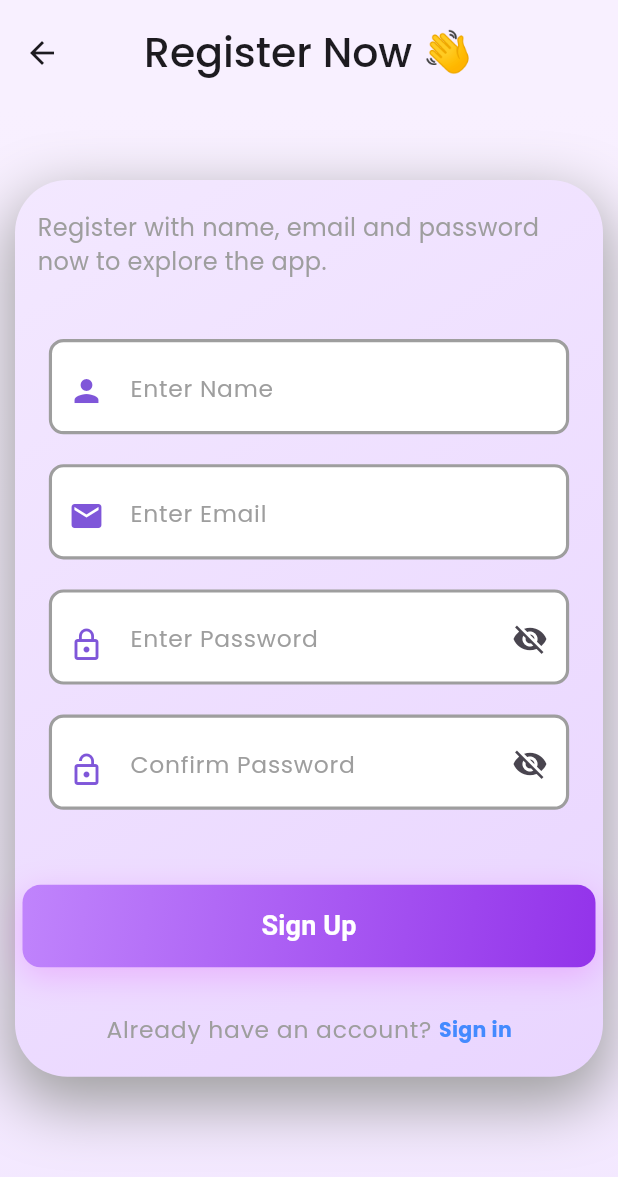
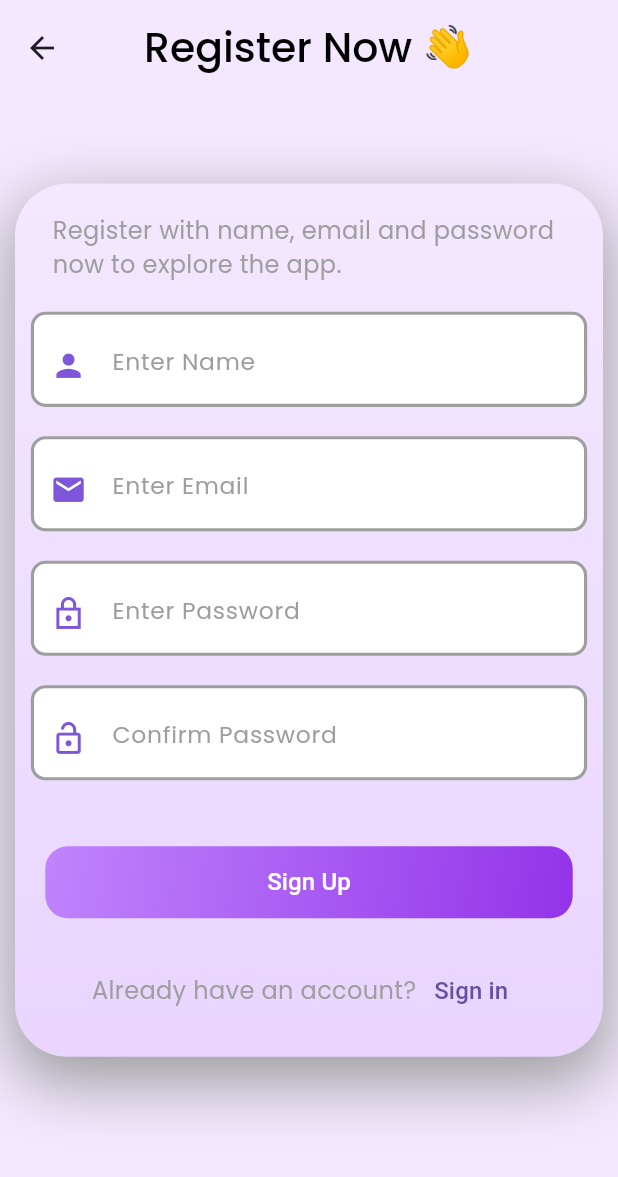
Before and after one commit to Pratik-Kattel/Ghar-khoj, a Flutter app: the RegisterScreen screen opened by its route, on a phone screen of 412 x 824 dp. Shown: the top 1177 px of the screen. Run offline on Flutter 3.47's test engine with Material 3 defaults, Android fonts, the phone set to English and light mode, and no system bars; our stand-ins replace animated_splash_screen, dio, equatable, flutter_bloc, flutter_screenutil, google_fonts and 2 more.

Commit message:
Updated the signup UI

```diff
--- a/frontend/lib/features/auth/screens/login/login_screen.dart
+++ b/frontend/lib/features/auth/screens/login/login_screen.dart
@@ -34,8 +34,6 @@ class _LoginScreenState extends State<LoginScreen> {
 
   @override
   Widget build(BuildContext context) {
-    final height = MediaQuery.of(context).size.height;
-    final width = MediaQuery.of(context).size.width;
     return Scaffold(
       appBar: AppBar(
         automaticallyImplyLeading: false,
@@ -45,7 +43,7 @@ class _LoginScreenState extends State<LoginScreen> {
         toolbarHeight: 75.h,
         backgroundColor: Colors.transparent,
       ),
-      backgroundColor: const Color(0xFFF3E8FF),
+      backgroundColor: AppColors.secondaryScaffold,
       body: SafeArea(
         child: BlocConsumer<LoginBloc, LoginState>(
           listener: (context, state) {
@@ -98,7 +96,6 @@ class _LoginScreenState extends State<LoginScreen> {
                     Padding(
                       padding: EdgeInsets.symmetric(horizontal: 12.w),
                       child: CustomTextField.textField(
-                        containerMargin: 10,
                         contentPadding: 20,
                         iconPadding: 17,
                         hintText: "Enter Email",
@@ -130,7 +127,6 @@ class _LoginScreenState extends State<LoginScreen> {
                     Padding(
                       padding: EdgeInsets.symmetric(horizontal: 12.w),
                       child: CustomTextField.textField(
-                        containerMargin: 10,
                         iconPadding: 10,
                         contentPadding: 20,
                         hintText: "Enter Password",
--- a/frontend/lib/features/auth/screens/signup/register_screen.dart
+++ b/frontend/lib/features/auth/screens/signup/register_screen.dart
@@ -1,282 +1,196 @@
+import 'package:flutter/cupertino.dart';
 import 'package:flutter/material.dart';
-import '../../../../widgets/custom_snackbar.dart';
-import '../../../../widgets/custom_textfield.dart';
+import 'package:flutter_screenutil/flutter_screenutil.dart';
 import 'package:frontend/themes/app_themes.dart';
+import 'package:frontend/widgets/custom_button.dart';
+import 'package:frontend/widgets/custom_textfield.dart';
 
 class RegisterScreen extends StatefulWidget {
   const RegisterScreen({super.key});
 
   @override
-  State<RegisterScreen> createState() => _RegisterScreenState();
+  RegisterScreenState createState() => RegisterScreenState();
 }
 
-class _RegisterScreenState extends State<RegisterScreen> {
-  bool isPasswordVisible = false;
-  bool isConfirmPasswordVisible = false;
+class RegisterScreenState extends State<RegisterScreen> {
+  final FocusNode nameFocus = FocusNode();
+  final TextEditingController nameController = TextEditingController();
 
-  final TextEditingController nameController = TextEditingController();
+  final FocusNode emailFocus = FocusNode();
   final TextEditingController emailController = TextEditingController();
+
+  final FocusNode passwordFocus = FocusNode();
   final TextEditingController passwordController = TextEditingController();
+
+  final FocusNode confirmPasswordFocus = FocusNode();
   final TextEditingController confirmPasswordController =
       TextEditingController();
 
-  final FocusNode nameFocus = FocusNode();
-  final FocusNode emailFocus = FocusNode();
-  final FocusNode passwordFocus = FocusNode();
-  final FocusNode confirmPasswordFocus = FocusNode();
+  void initState() {
+    super.initState();
+
+    nameFocus.addListener(() => setState(() {}));
+
+    emailFocus.addListener(() => setState(() {}));
+
+    passwordFocus.addListener(() => setState(() {}));
+
+    confirmPasswordFocus.addListener(() => setState(() {}));
+  }
 
   @override
   Widget build(BuildContext context) {
     return Scaffold(
+      backgroundColor: AppColors.secondaryScaffold,
       appBar: AppBar(
-        automaticallyImplyLeading: true,
-        title: const Text("Register Now 👋"),
+        title: Text(
+          "Register Now 👋",
+          style: Theme.of(context).textTheme.titleLarge,
+        ),
+        elevation: 0,
+        backgroundColor: Colors.transparent,
         centerTitle: true,
-        elevation: 0,
-        backgroundColor: Color(0xFFF8F0FF),
-        toolbarHeight: 70,
+        toolbarHeight: 65.h,
       ),
-      backgroundColor: Colors.white,
       body: SafeArea(
-        child: Container(
-          height: double.infinity,
+        child: SingleChildScrollView(
+          child: Column(
+            children: [
+              SizedBox(height: 50.h),
+              Container(
+                padding: EdgeInsetsGeometry.symmetric(vertical: 20),
+                margin: EdgeInsetsGeometry.all(10),
                 decoration: BoxDecoration(
+                  color: Colors.white,
+                  borderRadius: BorderRadius.circular(35),
                   gradient: LinearGradient(
-              colors: [Color(0xFFF8F0FF), Color(0xFFF3E8FF)],
+                    colors: [Color(0xFFF3E8FF), Color(0xFFE9D5FF)],
                     begin: Alignment.topCenter,
                     end: Alignment.bottomCenter,
-            ),
-          ),
-          child: SingleChildScrollView(
-            child: Column(
-              crossAxisAlignment: CrossAxisAlignment.center,
-              children: [
-                SizedBox(height: 40),
-                Container(
-                  padding: const EdgeInsets.symmetric(vertical: 20),
-                  margin: EdgeInsets.symmetric(horizontal: 10, vertical: 10),
-                  decoration: const BoxDecoration(
-                    color: Colors.white,
-                    gradient: LinearGradient(
-                      colors: [Color(0xFFF3E8FF), Color(0xFFE9D5FF)],
-                      begin: Alignment.topLeft,
-                      end: Alignment.bottomRight,
                   ),
                   boxShadow: [
                     BoxShadow(
                       color: Colors.grey,
+                      spreadRadius: 3,
                       blurRadius: 35,
-                        spreadRadius: 3,
                       offset: Offset(0, 15),
                     ),
                   ],
-                    borderRadius: BorderRadius.all(Radius.circular(35)),
                 ),
                 child: Column(
                   crossAxisAlignment: CrossAxisAlignment.center,
                   children: [
                     const Padding(
-                        padding: EdgeInsets.symmetric(horizontal: 15),
+                      padding: EdgeInsetsGeometry.symmetric(horizontal: 25),
                       child: Text(
                         "Register with name, email and password now to explore the app.",
-                          style: TextStyle(fontSize: 16),
+                        style: TextStyle(fontSize: FontSizes.standardUP),
                       ),
                     ),
-                      const SizedBox(height: 40),
-
-                      // Name field
-                      Padding(
-                        padding: const EdgeInsets.symmetric(horizontal: 12),
-                        child: CustomTextField.textField(
-                          containerMargin: 10,
-                          contentPadding: 20,
-                          iconPadding: 17,
+                    SizedBox(height: 20.h),
+                    CustomTextField.textField(
                       hintText: "Enter Name",
-                          borderColor: Colors.grey,
+                      borderColor: nameFocus.hasFocus
+                          ? AppColors.primary
+                          : Colors.grey,
                       focus: nameFocus,
                       controller: nameController,
-                          prefixIcon: const Icon(
+                      prefixIcon: Icon(
                         Icons.person,
                         color: AppColors.primary,
+                        size: 25.sp,
                       ),
+                      contentPadding: 20,
+                      iconPadding: 20,
                       Validator: (value) {},
                     ),
-                      ),
-                      const SizedBox(height: 20),
-
-                      // Email field
-                      Padding(
-                        padding: const EdgeInsets.symmetric(horizontal: 12),
-                        child: CustomTextField.textField(
-                          containerMargin: 10,
-                          contentPadding: 20,
-                          iconPadding: 17,
+                    SizedBox(height: 20.h),
+                    CustomTextField.textField(
                       hintText: "Enter Email",
-                          borderColor: Colors.grey,
+                      borderColor: emailFocus.hasFocus
+                          ? AppColors.primary
+                          : Colors.grey,
                       focus: emailFocus,
                       controller: emailController,
-                          prefixIcon: const Icon(
+                      prefixIcon: Icon(
                         Icons.email,
                         color: AppColors.primary,
+                        size: 25.sp,
                       ),
+                      contentPadding: 20,
+                      iconPadding: 20,
                       Validator: (value) {},
                     ),
-                      ),
-                      const SizedBox(height: 20),
-
-                      // Password field
-                      Padding(
-                        padding: const EdgeInsets.symmetric(horizontal: 12),
-                        child: CustomTextField.textField(
-                          containerMargin: 10,
-                          contentPadding: 20,
-                          iconPadding: 15,
+                    SizedBox(height: 20.h),
+                    CustomTextField.textField(
                       hintText: "Enter Password",
-                          borderColor: Colors.grey,
+                      borderColor: passwordFocus.hasFocus
+                          ? AppColors.primary
+                          : Colors.grey,
                       focus: passwordFocus,
                       controller: passwordController,
-                          prefixIcon: const Icon(
-                            Icons.lock_outline,
+                      prefixIcon: Icon(
+                        Icons.lock_outline_sharp,
                         color: AppColors.primary,
+                        size: 25.sp,
                       ),
-                          suffixIcon: Padding(
-                            padding: const EdgeInsets.only(top: 7),
-                            child: IconButton(
-                              icon: Icon(
-                                isPasswordVisible
-                                    ? Icons.visibility
-                                    : Icons.visibility_off,
-                              ),
-                              onPressed: () {
-                                setState(() {
-                                  isPasswordVisible = !isPasswordVisible;
-                                });
-                              },
-                            ),
-                          ),
-                          obSecureText: !isPasswordVisible,
+                      contentPadding: 20,
+                      iconPadding: 20,
                       Validator: (value) {},
                     ),
-                      ),
-                      const SizedBox(height: 20),
-
-                      // Confirm Password field
-                      Padding(
-                        padding: const EdgeInsets.symmetric(horizontal: 12),
-                        child: CustomTextField.textField(
-                          containerMargin: 10,
-                          contentPadding: 20,
-                          iconPadding: 15,
+                    SizedBox(height: 20.h),
+                    CustomTextField.textField(
                       hintText: "Confirm Password",
-                          borderColor: Colors.grey,
+                      borderColor: confirmPasswordFocus.hasFocus
+                          ? AppColors.primary
+                          : Colors.grey,
                       focus: confirmPasswordFocus,
                       controller: confirmPasswordController,
-                          prefixIcon: const Icon(
-                            Icons.lock_open,
+                      prefixIcon: Icon(
+                        Icons.lock_open_outlined,
                         color: AppColors.primary,
+                        size: 25.sp,
                       ),
-                          suffixIcon: Padding(
-                            padding: const EdgeInsets.only(top: 7),
-                            child: IconButton(
-                              icon: Icon(
-                                isConfirmPasswordVisible
-                                    ? Icons.visibility
-                                    : Icons.visibility_off,
-                              ),
-                              onPressed: () {
-                                setState(() {
-                                  isConfirmPasswordVisible =
-                                      !isConfirmPasswordVisible;
-                                });
-                              },
-                            ),
-                          ),
-                          obSecureText: !isConfirmPasswordVisible,
+                      contentPadding: 20,
+                      iconPadding: 20,
                       Validator: (value) {},
                     ),
-                      ),
-                      const SizedBox(height: 50),
-
-                      Padding(
-                        padding: const EdgeInsets.symmetric(horizontal: 5),
-                        child: Container(
-                          height: 55,
+                    SizedBox(height: 45.h),
+                    Container(
                       decoration: BoxDecoration(
-                            borderRadius: BorderRadius.circular(12),
-                            gradient: const LinearGradient(
+                        borderRadius: BorderRadius.circular(15),
+                        gradient: LinearGradient(
                           colors: [Color(0xFFC084FC), Color(0xFF9333EA)],
                           begin: Alignment.topLeft,
                           end: Alignment.bottomRight,
                         ),
-                            boxShadow: [
-                              BoxShadow(
-                                color: Colors.purpleAccent.withOpacity(0.25),
-                                blurRadius: 18,
-                                spreadRadius: 1,
-                                offset: Offset(0, 6),
                       ),
-                            ],
-                          ),
-                          child: ElevatedButton(
-                            style: ElevatedButton.styleFrom(
+                      child: CustomButton.button(
+                        texts: "Sign Up",
                         backgroundColor: Colors.transparent,
-                              shadowColor: Colors.transparent,
-                              shape: RoundedRectangleBorder(
-                                borderRadius: BorderRadius.circular(12),
-                              ),
-                            ),
-                            onPressed: () {
-                              ScaffoldMessenger.of(context).showSnackBar(
-                                CustomSnackBar.buildSnackBar(
-                                  bgColor: Colors.white,
-                                  messageColor: AppColors.primary,
-                                  iconColor:  Colors.green,
-                                  icon: Icons.verified_user_outlined,
-                                  message: "User registered successfully",
+                        onPressed: () {},
                         context: context,
-                                ),
-                              );
-                            },
-                            child: const Center(
-                              child: Text(
-                                "Sign Up",
-                                style: TextStyle(
-                                  color: Colors.white,
-                                  fontSize: 18,
-                                  fontWeight: FontWeight.bold,
+                        padding: EdgeInsetsGeometry.symmetric(
+                          horizontal: 140.w,
                         ),
                       ),
                     ),
-                          ),
-                        ),
-                      ),
-
-                      const SizedBox(height: 30),
-
-                      // Login Navigation
-                      Padding(
-                        padding: const EdgeInsets.symmetric(horizontal: 25),
-                        child: Row(
+                    SizedBox(height: 25.h),
+                    Row(
                       mainAxisAlignment: MainAxisAlignment.center,
                       children: [
                         Text(
-                              "Already have an account? ",
-                              style: Theme.of(context).textTheme.bodyLarge,
+                          "Already have an account?",
+                          style: TextStyle(fontSize: FontSizes.standardUP),
                         ),
-                            InkWell(
-                              onTap: () {
-                                Navigator.pushNamed(context, "/login");
-                              },
-                              child: const Text(
+                        TextButton(
+                          onPressed: () {},
+                          child: Text(
                             "Sign in",
-                                style: TextStyle(
-                                  color: Colors.blueAccent,
-                                  fontWeight: FontWeight.bold,
-                                ),
+                            style: TextStyle(fontSize: FontSizes.standardUP),
                           ),
                         ),
                       ],
-                        ),
                     ),
                   ],
                 ),
@@ -285,7 +199,6 @@ class _RegisterScreenState extends State<RegisterScreen> {
           ),
         ),
       ),
-      ),
     );
   }
 }
--- a/frontend/lib/themes/app_themes.dart
+++ b/frontend/lib/themes/app_themes.dart
@@ -9,6 +9,7 @@ class AppColors{
   static const textPrimary=Colors.black;
   static const grey=Colors.grey;
   static const redColor=Colors.red;
+  static const secondaryScaffold= Color(0xFFF3E8FF);
 }
 
 class FontSizes{
--- a/frontend/lib/widgets/custom_button.dart
+++ b/frontend/lib/widgets/custom_button.dart
@@ -3,20 +3,28 @@ import 'package:frontend/themes/app_themes.dart';
 import 'package:flutter/cupertino.dart';
 import 'package:flutter_screenutil/flutter_screenutil.dart';
 
-
-class CustomButton{
- static Widget button({required texts,required VoidCallback? onPressed,required BuildContext context,required EdgeInsetsGeometry padding}){
+class CustomButton {
+  static Widget button({
+    required texts,
+    required VoidCallback? onPressed,
+    required BuildContext context,
+    required EdgeInsetsGeometry padding,
+    Color ? backgroundColor
+  }) {
     return ElevatedButton(
-        style: ElevatedButton.styleFrom(
-          shape: RoundedRectangleBorder(
-            borderRadius: BorderRadius.circular(10.r),
-          ),
-          backgroundColor: AppColors.primary,
-          padding: padding
+      style: ElevatedButton.styleFrom(
+        shape: RoundedRectangleBorder(
+          borderRadius: BorderRadius.circular(10.r),
         ),
-        onPressed: onPressed, child: Text(texts,style:TextStyle(
-      fontSize: FontSizes.standardUP,
-      color: Colors.white
-    )));
+        backgroundColor: backgroundColor ?? AppColors.primary,
+        padding: padding,
+        elevation: backgroundColor==Colors.transparent? 0 :null
+      ),
+      onPressed: onPressed,
+      child: Text(
+        texts,
+        style: TextStyle(fontSize: FontSizes.standardUP, color: Colors.white),
+      ),
+    );
   }
 }
--- a/frontend/lib/widgets/custom_textfield.dart
+++ b/frontend/lib/widgets/custom_textfield.dart
@@ -4,18 +4,18 @@ import 'package:frontend/themes/app_themes.dart';
 import 'package:flutter_screenutil/flutter_screenutil.dart';
 
 class CustomTextField {
-  static Widget textField({required String hintText,
+  static Widget textField({
+    required String hintText,
     required Color borderColor,
     required FocusNode focus,
     required TextEditingController controller,
     required Widget prefixIcon,
-     String? errorMessage,
-    bool obSecureText=false,
-    required double containerMargin,
+    String? errorMessage,
+    bool obSecureText = false,
     required double contentPadding,
     required double iconPadding,
     required FormFieldValidator Validator,
-    Widget? suffixIcon
+    Widget? suffixIcon,
   }) {
     return Container(
       margin: EdgeInsetsGeometry.symmetric(horizontal: 10.w),
@@ -35,14 +35,14 @@ class CustomTextField {
           border: InputBorder.none,
           hintText: hintText,
           errorText: errorMessage,
-          contentPadding: EdgeInsetsGeometry.only(top: contentPadding.h,),
+          contentPadding: EdgeInsetsGeometry.only(top: contentPadding.h),
           hintStyle: TextStyle(
             fontSize: FontSizes.standardUP.sp,
             color: AppColors.grey,
           ),
           suffixIcon: suffixIcon,
           prefixIcon: Padding(
-            padding: EdgeInsetsGeometry.only(right:2.w,top: iconPadding.h),
+            padding: EdgeInsetsGeometry.only(right: 2.w, top: iconPadding.h),
             child: prefixIcon,
           ),
         ),
```
Lines whose indentation alone changed are shown as unchanged.
